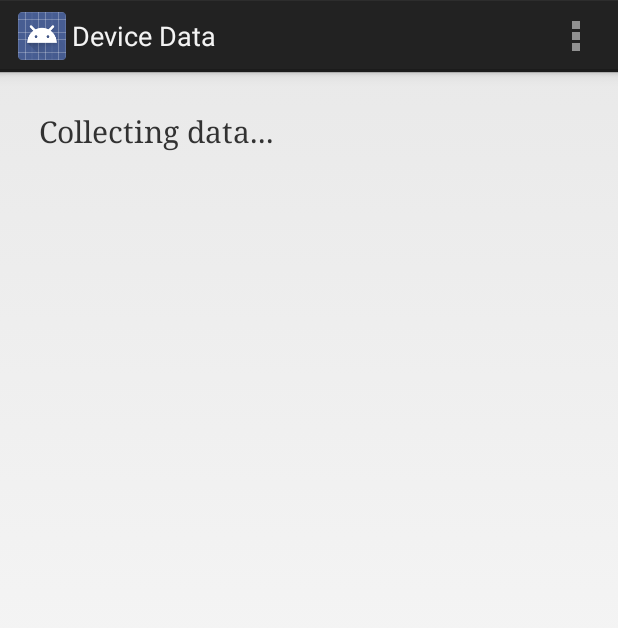
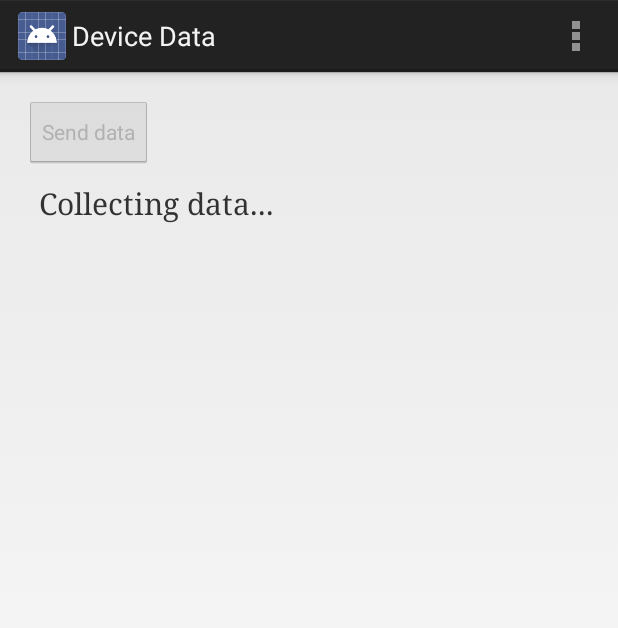
Before and after one commit to TeamWhat/what-stored-in-a-mobile-device-android, an Android app: the DeviceData screen opened directly, with no data from a screen before it, on a phone screen of 412 x 824 dp. Shown: the top 628 px of the screen. Run offline under Robolectric (Android 15) with nearby library versions, the phone set to English and light mode, and no system bars.

Commit message:
Added a working Send Data button to device data activity

```diff
--- a/app/src/main/java/fi/hiit/whatisstoredinamobiledevice/ui/activities/DeviceData.java
+++ b/app/src/main/java/fi/hiit/whatisstoredinamobiledevice/ui/activities/DeviceData.java
@@ -9,15 +9,17 @@ import android.os.Handler;
 import android.text.method.ScrollingMovementMethod;
 import android.view.Menu;
 import android.view.MenuItem;
+import android.view.View;
 import android.widget.TextView;
 
+
+import org.json.JSONObject;
 
 import java.util.Comparator;
 import java.util.Date;
 import java.util.HashMap;
 import java.util.Map;
 import java.util.TreeMap;
-import java.util.concurrent.ExecutionException;
 
 import fi.hiit.whatisstoredinamobiledevice.DataResultReceiver;
 import fi.hiit.whatisstoredinamobiledevice.R;
@@ -27,15 +29,25 @@ import fi.hiit.whatisstoredinamobiledevice.data_handling.data_collection.DeviceI
 import fi.hiit.whatisstoredinamobiledevice.data_handling.data_collection.ImageDataCollector;
 import fi.hiit.whatisstoredinamobiledevice.data_handling.database_utilities.DeviceDataContract;
 import fi.hiit.whatisstoredinamobiledevice.data_handling.database_utilities.DeviceDataOpenHelper;
-import fi.hiit.whatisstoredinamobiledevice.data_handling.database_utilities.SQLiteDatabaseAccessor;
+import fi.hiit.whatisstoredinamobiledevice.network.HttpPostHandler;
 import fi.hiit.whatisstoredinamobiledevice.preferences.SettingsActivity;
 
 public class DeviceData extends Activity implements DataResultReceiver.Receiver {
+
+    private JSONPackager mJSONPackager;
+    private HttpPostHandler mHttpPOSTHandler;
 
     @Override
     protected void onCreate(Bundle savedInstanceState) {
         super.onCreate(savedInstanceState);
         setContentView(R.layout.activity_device_data);
+        mJSONPackager = new JSONPackager(getApplicationContext());
+        mHttpPOSTHandler = new HttpPostHandler(getApplicationContext());
+
+        startDataCollectionIntent();
+    }
+
+    private void startDataCollectionIntent() {
         Intent intent = new Intent(this, DataHandlerIntentService.class);
         DataResultReceiver receiver = new DataResultReceiver(new Handler());
         receiver.setReceiver(this);
@@ -64,7 +76,8 @@ public class DeviceData extends Activity implements DataResultReceiver.Receiver
 
     @Override
     public void onReceiveResult() {
-        queryDatabase();
+        setCollectedDataIntoTextView();
+        findViewById(R.id.device_data_send_data_button).setEnabled(true);
     }
 
     private Cursor getDeviceInfoCursor(SQLiteDatabase db) {
@@ -106,8 +119,8 @@ public class DeviceData extends Activity implements DataResultReceiver.Receiver
     }
 
     // todo: change textview to real UI layout
-    public void queryDatabase() {
-        TextView deviceDataText = (TextView)findViewById(R.id.deviceDataText);
+    public void setCollectedDataIntoTextView() {
+        TextView deviceDataText = (TextView)findViewById(R.id.device_data_text);
         deviceDataText.setMovementMethod(new ScrollingMovementMethod());
         DeviceDataOpenHelper deviceDataOpenHelper = new DeviceDataOpenHelper(this);
         SQLiteDatabase db = deviceDataOpenHelper.getReadableDatabase();
@@ -226,4 +239,9 @@ public class DeviceData extends Activity implements DataResultReceiver.Receiver
 
         return textViewStrings;
     }
+
+    public void sendCollectedDataToServer(View view) {
+        JSONObject collectedDataJSON = mJSONPackager.createJsonObjectFromStoredData();
+        mHttpPOSTHandler.postTestJSON(collectedDataJSON);
+    }
 }
--- a/app/src/main/res/layout/activity_device_data.xml
+++ b/app/src/main/res/layout/activity_device_data.xml
@@ -10,6 +10,15 @@
     android:id="@+id/deviceData"
     tools:context="fi.hiit.whatisstoredinamobiledevice.ui.activities.DeviceData">
 
+    <Button
+        style="?android:attr/buttonStyleSmall"
+        android:layout_width="wrap_content"
+        android:layout_height="wrap_content"
+        android:enabled="false"
+        android:onClick="sendCollectedDataToServer"
+        android:text="@string/device_data_send_data_button"
+        android:id="@+id/device_data_send_data_button" />
+
     <TextView
         android:layout_width="fill_parent"
         android:layout_height="wrap_content"
@@ -19,7 +28,7 @@
         android:paddingEnd="10dp"
         android:paddingRight="10dp"
         android:scrollbars = "vertical"
-        android:id="@+id/deviceDataText"
+        android:id="@+id/device_data_text"
         android:text="@string/loading_text_during_collection"
         android:typeface="serif"
         android:textSize="20sp"
--- a/app/src/main/res/values/strings.xml
+++ b/app/src/main/res/values/strings.xml
@@ -45,5 +45,6 @@
     <string name="network_connection_demo_button">Network connection demo</string>
     <string name="POST_message_hint_text">Write POST message here</string>
     <string name="post_button">Post</string>
+    <string name="device_data_send_data_button">Send data</string>
 
 </resources>
```
Also changed, not shown: app/src/main/java/fi/hiit/whatisstoredinamobiledevice/network/HttpPostHandler.java (+4 -3 lines).
